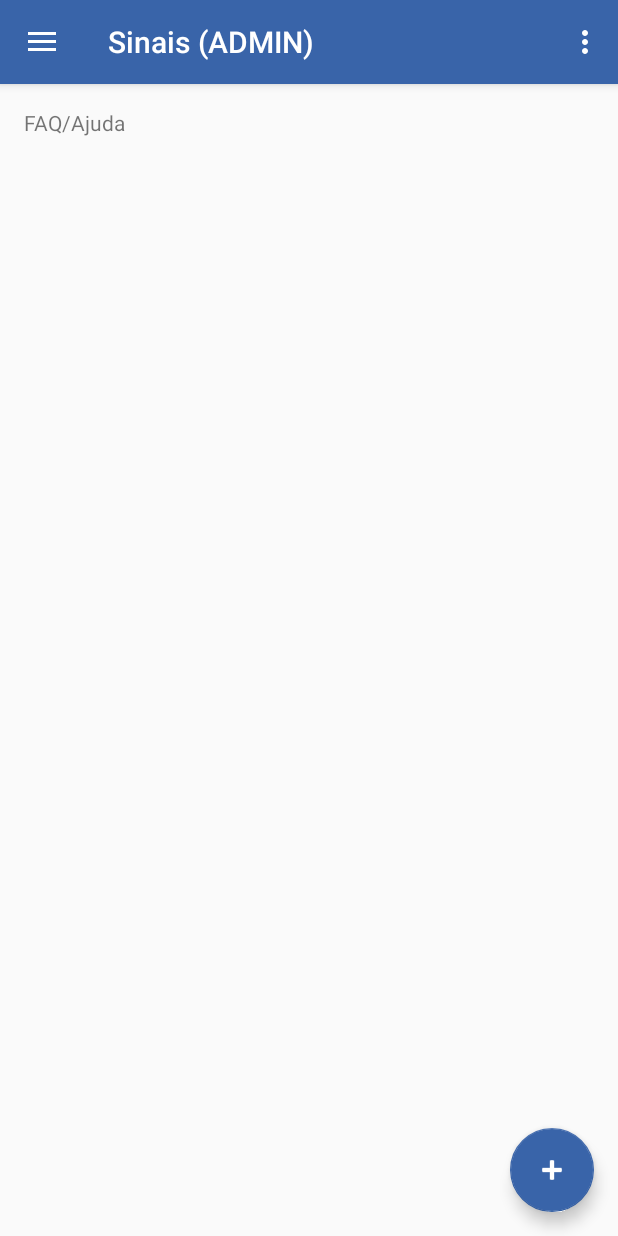
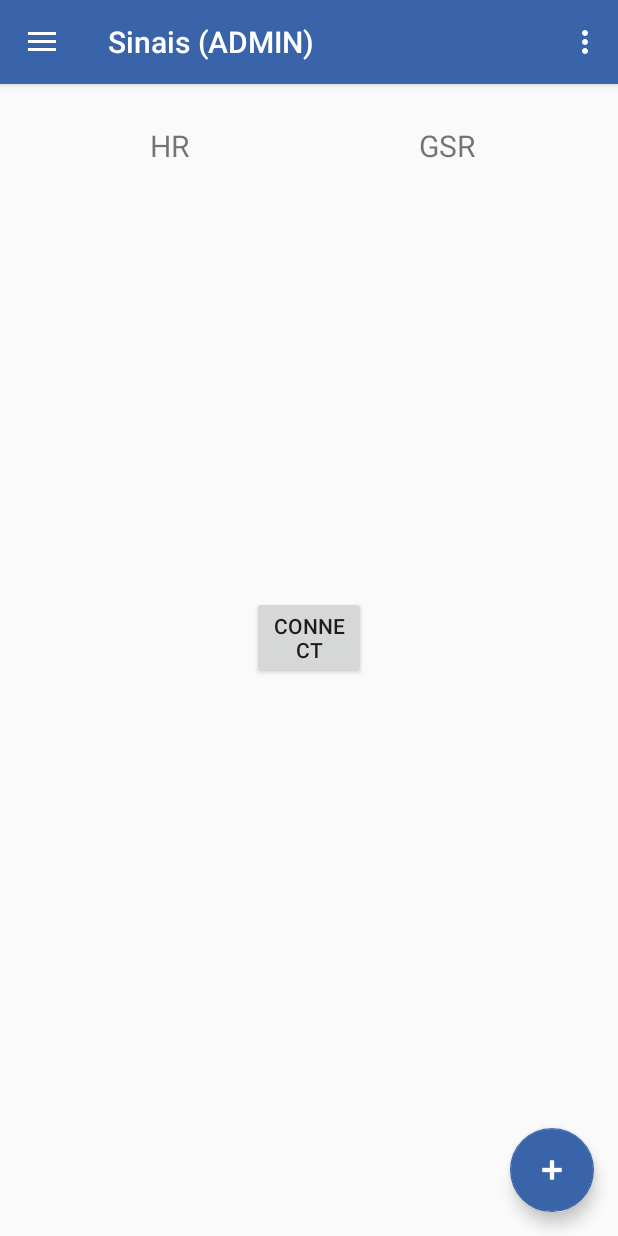
Before and after one commit to FsFilipe/MindProber, an Android app: the MainActivity screen opened directly, with no data from a screen before it, in the side drawer, after a tap on "Sinais", on a phone screen of 412 x 824 dp. Run offline under Robolectric (Android 15) with nearby library versions, the phone set to English and light mode, and no system bars; libraries missing offline, so code that uses them is left out: io.socket.

Commit message:
It was transferred most of the code used in the old application to this new one.

```diff
--- a/app/src/main/java/mindprobe/mindprobe/ARSEvaluation.java
+++ b/app/src/main/java/mindprobe/mindprobe/DrawingView.java
@@ -11,7 +11,7 @@ import android.view.View;
 import android.widget.LinearLayout;
 import android.widget.TextView;
 
-public class ARSEvaluation extends View {
+public class DrawingView extends View {
 
     public int width;
     public  int height;
@@ -26,7 +26,7 @@ public class ARSEvaluation extends View {
     private Path circlePath;
     public static int global_score;
 
-    public ARSEvaluation(Context c, LinearLayout gradient1, TextView score1) {
+    public DrawingView(Context c, LinearLayout gradient1, TextView score1) {
         super(c);
         context=c;
         score = score1;
@@ -40,8 +40,6 @@ public class ARSEvaluation extends View {
         //circlePaint.setStyle(Paint.Style.STROKE);
         //circlePaint.setStrokeJoin(Paint.Join.MITER);
         //circlePaint.setStrokeWidth(2f);
-
-
     }
 
     @Override
--- a/app/src/main/java/mindprobe/mindprobe/MainActivity.java
+++ b/app/src/main/java/mindprobe/mindprobe/MainActivity.java
@@ -2,6 +2,7 @@ package mindprobe.mindprobe;
 
 import android.app.Fragment;
 import android.app.FragmentManager;
+import android.bluetooth.BluetoothManager;
 import android.content.Context;
 import android.graphics.Color;
 import android.os.Bundle;
@@ -17,13 +18,37 @@ import android.support.v7.app.AppCompatActivity;
 import android.support.v7.widget.Toolbar;
 import android.view.Menu;
 import android.view.MenuItem;
+import android.widget.Button;
 import android.widget.Toast;
+
+import com.google.gson.JsonElement;
+
+import org.json.JSONException;
+
+import java.net.MalformedURLException;
+
+import io.socket.IOAcknowledge;
+import io.socket.IOCallback;
+import io.socket.SocketIO;
+import io.socket.SocketIOException;
 
 public class MainActivity extends AppCompatActivity
         implements NavigationView.OnNavigationItemSelectedListener {
 
     public static Context context;
     FragmentTransaction fragmentTransaction;
+    public static Button start;
+    static boolean server_connection;
+    public static BluetoothManager bluetoothManager;
+    public static float[] xvalues, yvalues_hr, yvalues_gsr;
+    public static double yvalues_gsr_temp;
+    public static int pos;
+    public static int cycles;
+    public static int hr_value, gsr_value;
+    static boolean start_acquisition;
+    public static int count_connections;
+    public static int global_score;
+    public static boolean mScanning;
 
     @Override
     protected void onCreate(Bundle savedInstanceState) {
@@ -32,6 +57,16 @@ public class MainActivity extends AppCompatActivity
         context = this;
         Toolbar toolbar = (Toolbar) findViewById(R.id.toolbar);
         setSupportActionBar(toolbar);
+        pos = 0;
+        cycles = 0;
+        hr_value = 0;
+        gsr_value = 0;
+        server_connection = false;
+        start_acquisition = false;
+        count_connections = 0;
+        start = (Button)findViewById(R.id.start);
+
+        bluetoothManager = (BluetoothManager) getSystemService(Context.BLUETOOTH_SERVICE);
 
         FloatingActionButton fab = (FloatingActionButton) findViewById(R.id.fab);
         fab.setOnClickListener(new View.OnClickListener() {
@@ -55,6 +90,10 @@ public class MainActivity extends AppCompatActivity
         NavigationView navigationView = (NavigationView) findViewById(R.id.nav_view);
         navigationView.setNavigationItemSelectedListener(this);
 
+    }
+
+    public void button_start(View view) throws JSONException {
+        Bluetooth ble = new Bluetooth(context,MainActivity.this);
     }
 
     @Override
@@ -100,13 +139,13 @@ public class MainActivity extends AppCompatActivity
             fragmentTransaction = getSupportFragmentManager().beginTransaction();
             fragmentTransaction.replace(R.id.main_container,new GestaoConteudos());
             fragmentTransaction.commit();
-            getSupportActionBar().setTitle("Gestão Conteúdos");
+            getSupportActionBar().setTitle("Gestão de Estudos");
             item.setChecked(true);
         } else if (id == R.id.nav_gallery) {
             fragmentTransaction = getSupportFragmentManager().beginTransaction();
             fragmentTransaction.replace(R.id.main_container,new AvaliacaoConteudos());
             fragmentTransaction.commit();
-            getSupportActionBar().setTitle("Avaliação Conteúdos");
+            getSupportActionBar().setTitle("Avaliação de Conteúdos");
             item.setChecked(true);
         } else if (id == R.id.nav_slideshow) {
             fragmentTransaction = getSupportFragmentManager().beginTransaction();
@@ -116,7 +155,7 @@ public class MainActivity extends AppCompatActivity
             item.setChecked(true);
         } else if (id == R.id.nav_signals) {
             fragmentTransaction = getSupportFragmentManager().beginTransaction();
-            fragmentTransaction.replace(R.id.main_container,new FAQ());
+            fragmentTransaction.replace(R.id.main_container,new signals_visualization());
             fragmentTransaction.commit();
             getSupportActionBar().setTitle("Sinais (ADMIN)");
             item.setChecked(true);
--- a/app/src/main/java/mindprobe/mindprobe/RegisterActivity.java
+++ b/app/src/main/java/mindprobe/mindprobe/RegisterActivity.java
@@ -77,7 +77,6 @@ public class RegisterActivity extends AppCompatActivity {
         }
     }
 
-
     private boolean isPasswordValid(String password) {
         //TODO: Replace this with your own logic
         return password.length() > 4;
--- a/app/src/main/java/mindprobe/mindprobe/plot2d.java
+++ b/app/src/main/java/mindprobe/mindprobe/plot2d.java
@@ -24,7 +24,6 @@ public class plot2d extends View {
         this.cycles = cycles;
         this.pos = pos;
         paint = new Paint();
-
     }
 
     @Override
--- a/app/src/main/java/mindprobe/mindprobe/polling_visualization.java
+++ b/app/src/main/java/mindprobe/mindprobe/polling_visualization.java
@@ -11,7 +11,7 @@ import android.widget.TextView;
 
 public class polling_visualization extends Fragment {
 
-    ARSEvaluation dv ;
+    DrawingView dv ;
     LinearLayout gradient;
     TextView score;
     private Paint mPaint;
@@ -26,11 +26,11 @@ public class polling_visualization extends Fragment {
 
         score = (TextView)rootView.findViewById(R.id.score);
         mPaint = new Paint();
-        dv = new ARSEvaluation(MainActivity.context, gradient, score);
+        dv = new DrawingView(MainActivity.context, gradient, score);
         lp = new LinearLayout.LayoutParams(LinearLayout.LayoutParams.MATCH_PARENT, LinearLayout.LayoutParams.MATCH_PARENT); // Verbose!
         gradient.addView(dv, lp);
 
-        score.setText(Integer.toString(ARSEvaluation.global_score));
+        score.setText(Integer.toString(DrawingView.global_score));
 
         return rootView;
     }
--- /dev/null
+++ b/app/src/main/java/mindprobe/mindprobe/signals_visualization.java
@@ -0,0 +1,79 @@
+package mindprobe.mindprobe;
+
+import java.util.Timer;
+import java.util.TimerTask;
+
+import android.content.Context;
+import android.support.v4.app.Fragment;
+import android.os.Bundle;
+import android.view.LayoutInflater;
+import android.view.View;
+import android.view.ViewGroup;
+import android.widget.Button;
+import android.widget.LinearLayout;
+import android.widget.TextView;
+
+public class signals_visualization extends Fragment{
+    static LinearLayout graph_view_hr, graph_view_gsr;
+    static LinearLayout.LayoutParams lp;
+    static TextView bpm, gsr;
+    static Button start;
+
+    @Override
+    public View onCreateView(LayoutInflater inflater, ViewGroup container,
+                             Bundle savedInstanceState) {
+
+        View rootView = inflater.inflate(R.layout.signals_layout, container, false);
+        graph_view_hr = (LinearLayout)rootView.findViewById(R.id.hr_graphic);
+        graph_view_gsr = (LinearLayout)rootView.findViewById(R.id.gsr_graphic);
+        lp = new LinearLayout.LayoutParams(LinearLayout.LayoutParams.MATCH_PARENT, LinearLayout.LayoutParams.MATCH_PARENT); // Verbose!
+        bpm = (TextView)rootView.findViewById(R.id.hr_value);
+        gsr = (TextView)rootView.findViewById(R.id.gsr_value);
+        start = (Button)rootView.findViewById(R.id.start);
+
+        if (MainActivity.start_acquisition == true || MainActivity.mScanning == true){
+            start.setClickable(false);
+        }else{
+            start.setClickable(true);
+        }
+
+        Timer timing = new Timer();
+        timing.schedule(new TimerTask() {
+
+            @Override
+            public void run() {
+
+                graph_view_hr.post(new Runnable() {
+
+                    public void run() {
+                        graph_view_hr.removeAllViews();
+                        //LinearLayout A = new LinearLayout(MainActivity.context);
+                        //plot2d graph = new plot2d(MainActivity.context, MainActivity.xvalues, MainActivity.yvalues_hr, MainActivity.cycles, MainActivity.pos); //editar isto, n?o s?o precisos os dois ultimos par?metros
+                        //A.addView(graph, lp);
+                        //graph_view_hr.addView(A, lp);
+                        //graph_view_hr.postInvalidate();
+                        if (MainActivity.start_acquisition) {
+                            bpm.setText(Integer.toString(MainActivity.hr_value));
+                        }
+                    }
+                });
+
+                graph_view_gsr.post(new Runnable() {
+
+                    public void run() {
+                        graph_view_gsr.removeAllViews();
+                        //LinearLayout A = new LinearLayout(MainActivity.context);
+                        //plot2d graph = new plot2d(MainActivity.context, MainActivity.xvalues, MainActivity.yvalues_gsr, MainActivity.cycles, MainActivity.pos); //editar isto, n?o s?o precisos os dois ultimos par?metros
+                        //A.addView(graph, lp);
+                        //graph_view_gsr.addView(A, lp);
+                        //graph_view_gsr.postInvalidate();
+                        if (MainActivity.start_acquisition) {
+                            gsr.setText(Integer.toString(MainActivity.gsr_value));
+                        }
+                    }
+                });
+            }
+        }, 100, 500);
+        return rootView;
+    }
+}
--- a/app/src/main/res/layout/fragment_gestao_conteudos.xml
+++ b/app/src/main/res/layout/fragment_gestao_conteudos.xml
@@ -8,7 +8,7 @@
     <TextView
         android:layout_width="match_parent"
         android:layout_height="match_parent"
-        android:text="Gestão Conteúdos"
+        android:text="Gestão de Estudos"
         android:layout_gravity="center"/>
 
 </FrameLayout>
--- /dev/null
+++ b/app/src/main/res/layout/signals_layout.xml
@@ -0,0 +1,203 @@
+<?xml version="1.0" encoding="utf-8"?>
+<LinearLayout xmlns:android="http://schemas.android.com/apk/res/android"
+xmlns:tools="http://schemas.android.com/tools"
+android:layout_width="match_parent"
+android:layout_height="match_parent"
+android:orientation="vertical"
+tools:context="mindprobe.mindprobe.MainActivity" >
+
+<LinearLayout
+    android:layout_width="match_parent"
+    android:layout_height="0dp"
+    android:layout_weight="10"
+    android:orientation="horizontal" >
+
+    <LinearLayout
+        android:layout_width="0dp"
+        android:layout_height="match_parent"
+        android:layout_weight="0.5"
+        android:orientation="vertical" >
+    </LinearLayout>
+
+    <LinearLayout
+        android:layout_width="0dp"
+        android:layout_height="match_parent"
+        android:layout_weight="10"
+        android:orientation="vertical" >
+
+        <LinearLayout
+            android:layout_width="match_parent"
+            android:layout_height="0dp"
+            android:layout_weight="2"
+            android:orientation="vertical" >
+
+            <TextView
+                android:id="@+id/textView2"
+                android:layout_width="match_parent"
+                android:layout_height="match_parent"
+                android:gravity="center"
+                android:text="HR"
+                android:textSize="20dp" />
+        </LinearLayout>
+
+        <LinearLayout
+            android:layout_width="match_parent"
+            android:layout_height="0dp"
+            android:layout_weight="10"
+            android:orientation="vertical" >
+
+            <LinearLayout
+                android:id="@+id/hr_graphic"
+                android:layout_width="match_parent"
+                android:layout_height="0dp"
+                android:layout_weight="10"
+                android:orientation="vertical" >
+            </LinearLayout>
+
+            <LinearLayout
+                android:layout_width="match_parent"
+                android:layout_height="0dp"
+                android:layout_weight="2"
+                android:orientation="vertical" >
+
+                <TextView
+                    android:id="@+id/hr_value"
+                    android:layout_width="match_parent"
+                    android:layout_height="match_parent"
+                    android:gravity="center"
+                    android:textSize="15dp" />
+            </LinearLayout>
+
+        </LinearLayout>
+    </LinearLayout>
+
+    <LinearLayout
+        android:layout_width="0dp"
+        android:layout_height="match_parent"
+        android:layout_weight="0.5"
+        android:orientation="vertical" >
+    </LinearLayout>
+
+    <LinearLayout
+        android:layout_width="0dp"
+        android:layout_height="match_parent"
+        android:layout_weight="10"
+        android:orientation="vertical" >
+
+        <LinearLayout
+            android:layout_width="match_parent"
+            android:layout_height="0dp"
+            android:layout_weight="2"
+            android:orientation="vertical" >
+
+            <TextView
+                android:id="@+id/textView3"
+                android:layout_width="match_parent"
+                android:layout_height="match_parent"
+                android:gravity="center"
+                android:text="GSR"
+                android:textSize="20dp" />
+        </LinearLayout>
+
+        <LinearLayout
+            android:layout_width="match_parent"
+            android:layout_height="0dp"
+            android:layout_weight="10"
+            android:orientation="vertical" >
+
+            <LinearLayout
+                android:id="@+id/gsr_graphic"
+                android:layout_width="match_parent"
+                android:layout_height="0dp"
+                android:layout_weight="10"
+                android:orientation="vertical" >
+            </LinearLayout>
+
+            <LinearLayout
+                android:layout_width="match_parent"
+                android:layout_height="0dp"
+                android:layout_weight="2"
+                android:orientation="vertical" >
+
+                <TextView
+                    android:id="@+id/gsr_value"
+                    android:layout_width="match_parent"
+                    android:layout_height="match_parent"
+                    android:gravity="center"
+                    android:textSize="15dp" />
+            </LinearLayout>
+
+        </LinearLayout>
+    </LinearLayout>
+
+    <LinearLayout
+        android:layout_width="0dp"
+        android:layout_height="match_parent"
+        android:layout_weight="0.5"
+        android:orientation="vertical" >
+    </LinearLayout>
+</LinearLayout>
+
+<LinearLayout
+    android:layout_width="match_parent"
+    android:layout_height="0dp"
+    android:layout_weight="3"
+    android:orientation="vertical" >
+
+    <LinearLayout
+        android:layout_width="match_parent"
+        android:layout_height="0dp"
+        android:layout_weight="1"
+        android:orientation="vertical" >
+    </LinearLayout>
+
+    <LinearLayout
+        android:layout_width="match_parent"
+        android:layout_height="0dp"
+        android:layout_weight="3"
+        android:orientation="horizontal" >
+
+        <LinearLayout
+            android:layout_width="0dp"
+            android:layout_height="match_parent"
+            android:layout_weight="10"
+            >
+        </LinearLayout>
+
+        <LinearLayout
+            android:layout_width="0dp"
+            android:layout_height="match_parent"
+            android:layout_weight="5"
+            android:weightSum="1">
+
+            <Button
+                android:id="@+id/start"
+                android:layout_width="match_parent"
+                android:layout_height="wrap_content"
+                android:onClick="button_start"
+                android:text="Connect"
+                android:layout_weight="1.57"
+                android:enabled="true"
+                android:textAlignment="center"
+                android:layout_gravity="center" />
+
+        </LinearLayout>
+
+        <LinearLayout
+            android:layout_width="0dp"
+            android:layout_height="match_parent"
+            android:layout_weight="10" >
+        </LinearLayout>
+
+    </LinearLayout>
+
+    <LinearLayout
+        android:layout_width="match_parent"
+        android:layout_height="0dp"
+        android:layout_weight="1"
+        android:orientation="vertical" >
+    </LinearLayout>
+
+</LinearLayout>
+
+</LinearLayout>
--- a/app/src/main/res/menu/activity_main_drawer.xml
+++ b/app/src/main/res/menu/activity_main_drawer.xml
@@ -9,7 +9,7 @@
         <item
             android:id="@+id/nav_camera"
             android:icon="@drawable/ic_playlist_add_black_24dp"
-            android:title="Gestão de Conteúdos" />
+            android:title="Gestão de Estudos" />
         <item
             android:id="@+id/nav_gallery"
             android:icon="@drawable/ic_playlist_add_check_black_24dp"
```
Also changed, not shown: app/build.gradle (+6 -1 lines), app/src/main/AndroidManifest.xml (+14 -1 lines), app/src/main/java/mindprobe/mindprobe/Bluetooth.java (added, +352 -0 lines), 1 other file.
